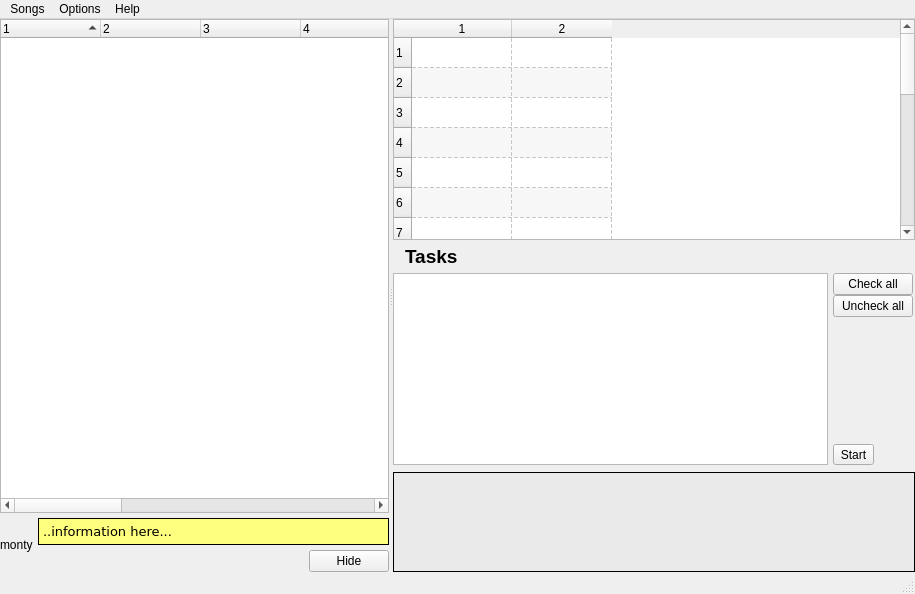
First picture: the form in uman/src/QUMainWindow.ui, repository UltraStar-Deluxe/UltraStar-Manager, before the edit.
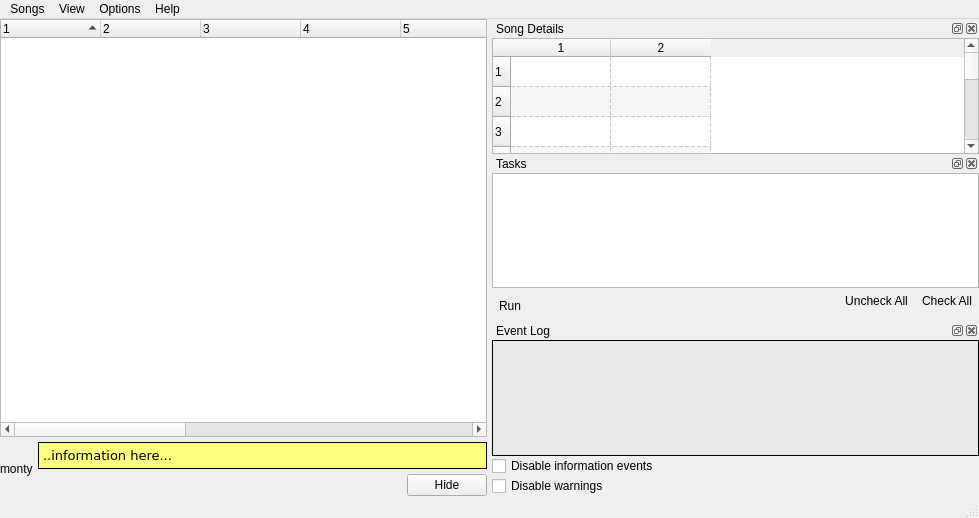
Second picture: the form after the edit. Icons and pictures are not drawn.

What changed in the file:
```diff
--- a/uman/src/QUMainWindow.ui
+++ b/uman/src/QUMainWindow.ui
@@ -5,8 +5,8 @@
    <rect>
     <x>0</x>
     <y>0</y>
-    <width>915</width>
-    <height>594</height>
+    <width>979</width>
+    <height>518</height>
    </rect>
   </property>
   <property name="windowTitle" >
@@ -18,7 +18,7 @@
   <widget class="QWidget" name="centralwidget" >
    <layout class="QVBoxLayout" >
     <property name="spacing" >
-     <number>0</number>
+     <number>5</number>
     </property>
     <property name="leftMargin" >
      <number>0</number>
@@ -33,11 +33,11 @@
      <number>0</number>
     </property>
     <item>
-     <widget class="QSplitter" name="splitter" >
-      <property name="orientation" >
-       <enum>Qt::Horizontal</enum>
+     <layout class="QHBoxLayout" >
+      <property name="spacing" >
+       <number>5</number>
       </property>
-      <widget class="QWidget" name="layoutWidget" >
+      <item>
        <layout class="QVBoxLayout" >
         <property name="spacing" >
          <number>5</number>
@@ -319,11 +319,33 @@
          </widget>
         </item>
        </layout>
-      </widget>
-      <widget class="QWidget" name="layoutWidget" >
+      </item>
+      <item>
        <layout class="QVBoxLayout" >
         <property name="spacing" >
-         <number>5</number>
+         <number>0</number>
+        </property>
+        <item>
+         <widget class="QDockWidget" name="detailsDock" >
+          <property name="windowTitle" >
+           <string>Song Details</string>
+          </property>
+          <widget class="QWidget" name="dockWidgetContents" >
+           <layout class="QVBoxLayout" >
+            <property name="spacing" >
+             <number>0</number>
+            </property>
+            <property name="leftMargin" >
+             <number>0</number>
+            </property>
+            <property name="topMargin" >
+             <number>0</number>
+            </property>
+            <property name="rightMargin" >
+             <number>0</number>
+            </property>
+            <property name="bottomMargin" >
+             <number>0</number>
         </property>
         <item>
          <widget class="QTableWidget" name="detailsTable" >
@@ -398,29 +420,19 @@
           <column/>
          </widget>
         </item>
+           </layout>
+          </widget>
+         </widget>
+        </item>
         <item>
-         <widget class="QFrame" name="taskFrame" >
-          <property name="sizePolicy" >
-           <sizepolicy vsizetype="Minimum" hsizetype="Preferred" >
-            <horstretch>0</horstretch>
-            <verstretch>0</verstretch>
-           </sizepolicy>
+         <widget class="QDockWidget" name="tasksDock" >
+          <property name="windowTitle" >
+           <string>Tasks</string>
           </property>
-          <property name="minimumSize" >
-           <size>
-            <width>16</width>
-            <height>200</height>
-           </size>
-          </property>
-          <property name="frameShape" >
-           <enum>QFrame::NoFrame</enum>
-          </property>
-          <property name="frameShadow" >
-           <enum>QFrame::Sunken</enum>
-          </property>
+          <widget class="QWidget" name="dockWidgetContents_2" >
           <layout class="QVBoxLayout" >
            <property name="spacing" >
-            <number>5</number>
+             <number>2</number>
            </property>
            <property name="leftMargin" >
             <number>0</number>
@@ -429,48 +441,19 @@
             <number>0</number>
            </property>
            <property name="rightMargin" >
-            <number>2</number>
+             <number>0</number>
            </property>
            <property name="bottomMargin" >
-            <number>2</number>
-           </property>
-           <item>
-            <layout class="QHBoxLayout" >
-             <item>
-              <widget class="QLabel" name="label_2" >
-               <property name="sizePolicy" >
-                <sizepolicy vsizetype="Preferred" hsizetype="Fixed" >
-                 <horstretch>0</horstretch>
-                 <verstretch>0</verstretch>
-                </sizepolicy>
-               </property>
-               <property name="text" >
-                <string/>
-               </property>
-               <property name="pixmap" >
-                <pixmap resource="images/uman.qrc" >:/control/textfile32.png</pixmap>
-               </property>
-              </widget>
-             </item>
-             <item>
-              <widget class="QLabel" name="label" >
-               <property name="text" >
-                <string>&lt;html>&lt;head>&lt;meta name="qrichtext" content="1" />&lt;style type="text/css">
-p, li { white-space: pre-wrap; }
-&lt;/style>&lt;/head>&lt;body style=" font-family:'MS Shell Dlg 2'; font-size:8.25pt; font-weight:400; font-style:normal;">
-&lt;p style=" margin-top:0px; margin-bottom:0px; margin-left:0px; margin-right:0px; -qt-block-indent:0; text-indent:0px; font-size:8pt;">&lt;span style=" font-size:14pt; font-weight:600;">Tasks&lt;/span>&lt;/p>&lt;/body>&lt;/html></string>
-               </property>
-              </widget>
-             </item>
-            </layout>
-           </item>
-           <item>
-            <layout class="QHBoxLayout" >
-             <property name="spacing" >
-              <number>5</number>
+             <number>0</number>
              </property>
              <item>
               <widget class="QListWidget" name="taskList" >
+              <property name="sizePolicy" >
+               <sizepolicy vsizetype="Expanding" hsizetype="Expanding" >
+                <horstretch>0</horstretch>
+                <verstretch>0</verstretch>
+               </sizepolicy>
+              </property>
                <property name="editTriggers" >
                 <set>QAbstractItemView::NoEditTriggers</set>
                </property>
@@ -480,56 +463,26 @@
               </widget>
              </item>
              <item>
-              <layout class="QVBoxLayout" >
+             <layout class="QHBoxLayout" >
                <property name="spacing" >
+               <number>5</number>
+              </property>
+              <property name="leftMargin" >
                 <number>0</number>
                </property>
-               <item>
-                <widget class="QPushButton" name="allTasksBtn" >
-                 <property name="sizePolicy" >
-                  <sizepolicy vsizetype="Fixed" hsizetype="Fixed" >
-                   <horstretch>0</horstretch>
-                   <verstretch>0</verstretch>
-                  </sizepolicy>
-                 </property>
-                 <property name="text" >
-                  <string>Check all</string>
-                 </property>
-                </widget>
-               </item>
-               <item>
-                <widget class="QPushButton" name="noTasksBtn" >
-                 <property name="sizePolicy" >
-                  <sizepolicy vsizetype="Fixed" hsizetype="Fixed" >
-                   <horstretch>0</horstretch>
-                   <verstretch>0</verstretch>
-                  </sizepolicy>
-                 </property>
-                 <property name="text" >
-                  <string>Uncheck all</string>
-                 </property>
-                </widget>
-               </item>
-               <item>
-                <spacer>
-                 <property name="orientation" >
-                  <enum>Qt::Vertical</enum>
-                 </property>
-                 <property name="sizeHint" >
-                  <size>
-                   <width>20</width>
-                   <height>21</height>
-                  </size>
-                 </property>
-                </spacer>
-               </item>
+              <property name="rightMargin" >
+               <number>0</number>
+              </property>
+              <property name="bottomMargin" >
+               <number>0</number>
+              </property>
                <item>
                 <widget class="QToolButton" name="taskBtn" >
                  <property name="toolTip" >
                   <string>Do all checked tasks for all selected songs.</string>
                  </property>
                  <property name="text" >
-                  <string>Start</string>
+                 <string>Run</string>
                  </property>
                  <property name="icon" >
                   <iconset resource="images/uman.qrc" >:/control/wizard.png</iconset>
@@ -543,19 +496,121 @@
                  <property name="toolButtonStyle" >
                   <enum>Qt::ToolButtonTextBesideIcon</enum>
                  </property>
-                </widget>
-               </item>
-              </layout>
-             </item>
+                <property name="autoRaise" >
+                 <bool>true</bool>
+                </property>
+               </widget>
+              </item>
+              <item>
+               <spacer>
+                <property name="orientation" >
+                 <enum>Qt::Horizontal</enum>
+                </property>
+                <property name="sizeHint" >
+                 <size>
+                  <width>40</width>
+                  <height>20</height>
+                 </size>
+                </property>
+               </spacer>
+              </item>
+              <item>
+               <layout class="QVBoxLayout" >
+                <property name="spacing" >
+                 <number>0</number>
+                </property>
+                <item>
+                 <layout class="QHBoxLayout" >
+                  <property name="spacing" >
+                   <number>0</number>
+                  </property>
+                  <item>
+                   <widget class="QToolButton" name="noTasksBtn" >
+                    <property name="toolTip" >
+                     <string>Uncheck all tasks</string>
+                    </property>
+                    <property name="text" >
+                     <string>Uncheck All</string>
+                    </property>
+                    <property name="icon" >
+                     <iconset resource="images/uman.qrc" >:/control/uncheck_tasks.png</iconset>
+                    </property>
+                    <property name="autoRaise" >
+                     <bool>true</bool>
+                    </property>
+                   </widget>
+                  </item>
+                  <item>
+                   <widget class="QToolButton" name="allTasksBtn" >
+                    <property name="toolTip" >
+                     <string>Check all tasks</string>
+                    </property>
+                    <property name="text" >
+                     <string>Check All</string>
+                    </property>
+                    <property name="icon" >
+                     <iconset resource="images/uman.qrc" >:/control/check_tasks.png</iconset>
+                    </property>
+                    <property name="toolButtonStyle" >
+                     <enum>Qt::ToolButtonIconOnly</enum>
+                    </property>
+                    <property name="autoRaise" >
+                     <bool>true</bool>
+                    </property>
+                   </widget>
+                  </item>
+                 </layout>
+                </item>
+                <item>
+                 <spacer>
+                  <property name="orientation" >
+                   <enum>Qt::Vertical</enum>
+                  </property>
+                  <property name="sizeType" >
+                   <enum>QSizePolicy::Minimum</enum>
+                  </property>
+                  <property name="sizeHint" >
+                   <size>
+                    <width>20</width>
+                    <height>10</height>
+                   </size>
+                  </property>
+                 </spacer>
+                </item>
             </layout>
            </item>
           </layout>
-         </widget>
+            </item>
+           </layout>
+          </widget>
+         </widget>
         </item>
+        <item>
+         <widget class="QDockWidget" name="eventsDock" >
+          <property name="windowTitle" >
+           <string>Event Log</string>
+          </property>
+          <widget class="QWidget" name="dockWidgetContents_3" >
+           <layout class="QVBoxLayout" >
+            <property name="spacing" >
+             <number>0</number>
+            </property>
+            <property name="leftMargin" >
+             <number>0</number>
+            </property>
+            <property name="topMargin" >
+             <number>0</number>
+            </property>
+            <property name="rightMargin" >
+             <number>0</number>
+            </property>
+            <property name="bottomMargin" >
+             <number>0</number>
+            </property>
         <item>
          <widget class="QListWidget" name="log" >
           <property name="sizePolicy" >
-           <sizepolicy vsizetype="Fixed" hsizetype="Expanding" >
+               <sizepolicy vsizetype="Preferred" hsizetype="Preferred" >
             <horstretch>0</horstretch>
             <verstretch>0</verstretch>
            </sizepolicy>
@@ -563,7 +618,7 @@
           <property name="maximumSize" >
            <size>
             <width>16777215</width>
-            <height>100</height>
+                <height>16777215</height>
            </size>
           </property>
           <property name="palette" >
@@ -626,9 +681,33 @@
           </property>
          </widget>
         </item>
+            <item>
+             <widget class="QCheckBox" name="disableInfoChk" >
+              <property name="text" >
+               <string>Disable information events</string>
+              </property>
+              <property name="icon" >
+               <iconset resource="images/uman.qrc" >:/marks/information.png</iconset>
+              </property>
+             </widget>
+            </item>
+            <item>
+             <widget class="QCheckBox" name="disableWarningChk" >
+              <property name="text" >
+               <string>Disable warnings</string>
+              </property>
+              <property name="icon" >
+               <iconset resource="images/uman.qrc" >:/marks/error.png</iconset>
+              </property>
+             </widget>
+            </item>
        </layout>
       </widget>
      </widget>
+        </item>
+       </layout>
+      </item>
+     </layout>
     </item>
    </layout>
   </widget>
@@ -637,7 +716,7 @@
     <rect>
      <x>0</x>
      <y>0</y>
-     <width>915</width>
+     <width>979</width>
      <height>19</height>
     </rect>
    </property>
@@ -678,7 +757,15 @@
     <addaction name="actionTagSaveOrder" />
     <addaction name="actionChangeSongDirectory" />
    </widget>
+   <widget class="QMenu" name="menuView" >
+    <property name="title" >
+     <string>View</string>
+    </property>
+    <addaction name="actionShowRelativeSongPath" />
+    <addaction name="separator" />
+   </widget>
    <addaction name="menuSongs" />
+   <addaction name="menuView" />
    <addaction name="menuOptions" />
    <addaction name="menuAbout_Qt" />
   </widget>
```
Left out of the diff: 50 changed lines with no effect on the pictures. Lines whose indentation alone changed are shown as unchanged.
